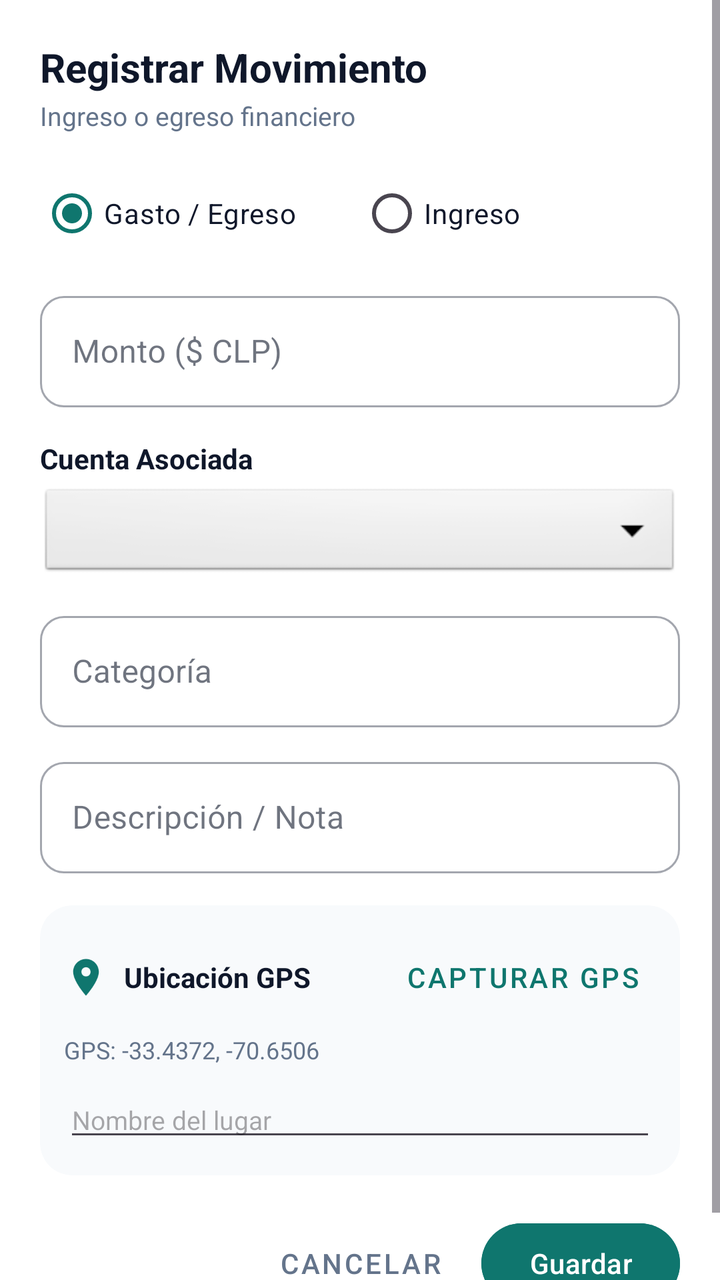
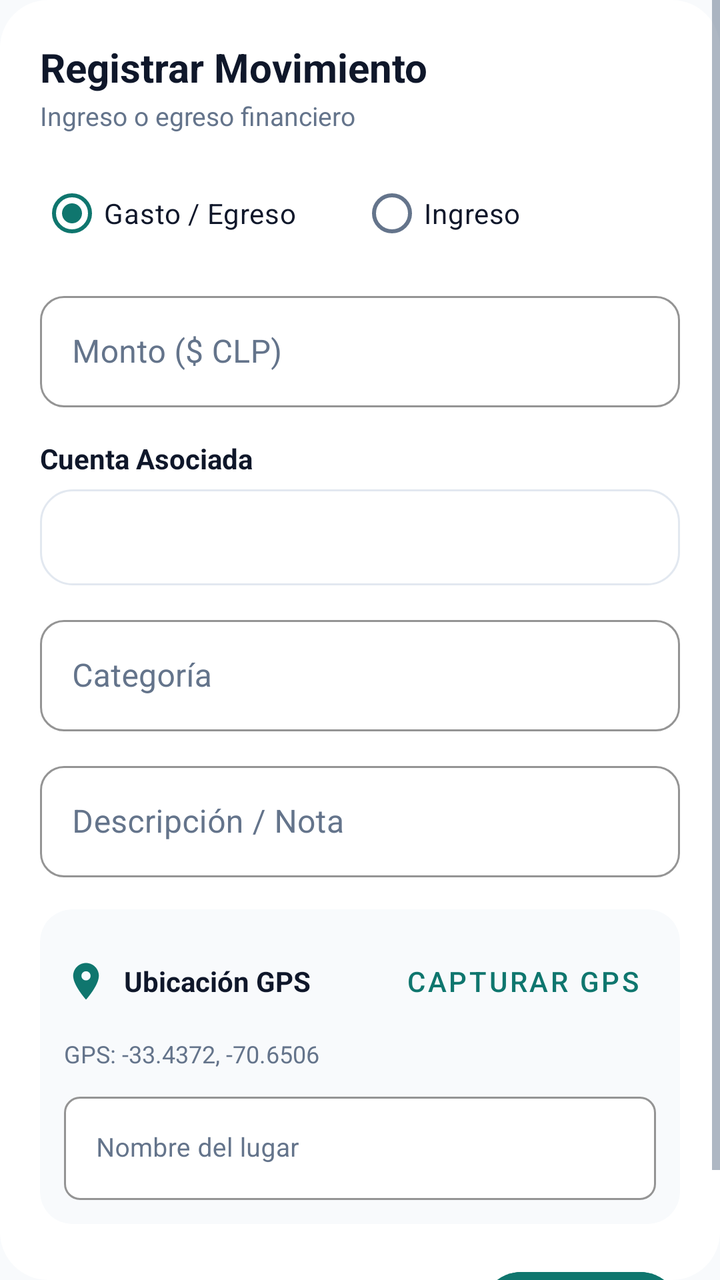

Two renders of the same Android screen: before a commit and after it. Below are the layout's source before the change and the commit's diff.
<!-- AndroidManifest.xml: application theme Theme.CashoLocal -->
<!-- res/layout/dialog_add_transaction.xml -->
<?xml version="1.0" encoding="utf-8"?>
<ScrollView xmlns:android="http://schemas.android.com/apk/res/android"
    xmlns:app="http://schemas.android.com/apk/res-auto"
    xmlns:tools="http://schemas.android.com/tools"
    android:id="@+id/scrollnuevatransaccion"
    android:layout_width="match_parent"
    android:layout_height="wrap_content"
    android:background="@color/surface_light"
    tools:context=".AddTransactionDialogFragment">

    <LinearLayout
        android:id="@+id/llcontenedorraizdialogo"
        android:layout_width="match_parent"
        android:layout_height="wrap_content"
        android:orientation="vertical"
        android:padding="20dp">

        
        <TextView
            android:id="@+id/tvtituloregistrarmovimiento"
            android:layout_width="wrap_content"
            android:layout_height="wrap_content"
            android:text="@string/dialog_title"
            android:textColor="@color/text_primary"
            android:textSize="20sp"
            android:textStyle="bold" />

        <TextView
            android:id="@+id/tvsubtitulomovimiento"
            android:layout_width="wrap_content"
            android:layout_height="wrap_content"
            android:layout_marginTop="2dp"
            android:text="@string/dialog_subtitle"
            android:textColor="@color/text_secondary"
            android:textSize="13sp" />

        
        <RadioGroup
            android:id="@+id/rgtipomovimiento"
            android:layout_width="match_parent"
            android:layout_height="wrap_content"
            android:layout_marginTop="16dp"
            android:orientation="horizontal">

            <RadioButton
                android:id="@+id/rbgasto"
                android:layout_width="0dp"
                android:layout_height="wrap_content"
                android:layout_weight="1"
                android:checked="true"
                android:text="@string/rb_expense_label"
                android:textColor="@color/text_primary" />

            <RadioButton
                android:id="@+id/rbingreso"
                android:layout_width="0dp"
                android:layout_height="wrap_content"
                android:layout_weight="1"
                android:text="@string/rb_income_label"
                android:textColor="@color/text_primary" />

        </RadioGroup>

        
        <com.google.android.material.textfield.TextInputLayout
            android:id="@+id/tilcontenedormonto"
            style="@style/Widget.MaterialComponents.TextInputLayout.OutlinedBox"
            android:layout_width="match_parent"
            android:layout_height="wrap_content"
            android:layout_marginTop="12dp"
            android:hint="@string/amount_hint"
            app:boxCornerRadiusBottomEnd="12dp"
            app:boxCornerRadiusBottomStart="12dp"
            app:boxCornerRadiusTopEnd="12dp"
            app:boxCornerRadiusTopStart="12dp">

            <com.google.android.material.textfield.TextInputEditText
                android:id="@+id/etmonto"
                android:layout_width="match_parent"
                android:layout_height="wrap_content"
                android:inputType="numberDecimal"
                android:textColor="@color/text_primary" />

        </com.google.android.material.textfield.TextInputLayout>

        
        <TextView
            android:id="@+id/tvetiquetacuentaasociada"
            android:layout_width="wrap_content"
            android:layout_height="wrap_content"
            android:layout_marginTop="16dp"
            android:text="@string/associated_account_label"
            android:textColor="@color/text_primary"
            android:textSize="14sp"
            android:textStyle="bold" />

        <Spinner
            android:id="@+id/spcuentaasociada"
            android:layout_width="match_parent"
            android:layout_height="48dp"
            android:layout_marginTop="4dp"
            android:background="@android:drawable/btn_dropdown" />

        
        <com.google.android.material.textfield.TextInputLayout
            android:id="@+id/tilcontenedorcategoria"
            style="@style/Widget.MaterialComponents.TextInputLayout.OutlinedBox"
            android:layout_width="match_parent"
            android:layout_height="wrap_content"
            android:layout_marginTop="12dp"
            android:hint="@string/category_hint"
            app:boxCornerRadiusBottomEnd="12dp"
            app:boxCornerRadiusBottomStart="12dp"
            app:boxCornerRadiusTopEnd="12dp"
            app:boxCornerRadiusTopStart="12dp">

            <com.google.android.material.textfield.TextInputEditText
                android:id="@+id/etcategoria"
                android:layout_width="match_parent"
                android:layout_height="wrap_content"
                android:inputType="text"
                android:textColor="@color/text_primary" />

        </com.google.android.material.textfield.TextInputLayout>

        
        <com.google.android.material.textfield.TextInputLayout
            android:id="@+id/tilcontenedordescripcion"
            style="@style/Widget.MaterialComponents.TextInputLayout.OutlinedBox"
            android:layout_width="match_parent"
            android:layout_height="wrap_content"
            android:layout_marginTop="12dp"
            android:hint="@string/description_hint"
            app:boxCornerRadiusBottomEnd="12dp"
            app:boxCornerRadiusBottomStart="12dp"
            app:boxCornerRadiusTopEnd="12dp"
            app:boxCornerRadiusTopStart="12dp">

            <com.google.android.material.textfield.TextInputEditText
                android:id="@+id/etdescripcionnota"
                android:layout_width="match_parent"
                android:layout_height="wrap_content"
                android:inputType="textMultiLine"
                android:textColor="@color/text_primary" />

        </com.google.android.material.textfield.TextInputLayout>

        
        <androidx.cardview.widget.CardView
            android:id="@+id/cvpanelgps"
            android:layout_width="match_parent"
            android:layout_height="wrap_content"
            android:layout_marginTop="16dp"
            app:cardBackgroundColor="@color/background_light"
            app:cardCornerRadius="16dp"
            app:cardElevation="0dp">

            <LinearLayout
                android:id="@+id/llcontenedorgps"
                android:layout_width="match_parent"
                android:layout_height="wrap_content"
                android:orientation="vertical"
                android:padding="12dp">

                <LinearLayout
                    android:id="@+id/llcabeceragps"
                    android:layout_width="match_parent"
                    android:layout_height="wrap_content"
                    android:gravity="center_vertical"
                    android:orientation="horizontal">

                    <ImageView
                        android:id="@+id/imgiconogps"
                        android:layout_width="22dp"
                        android:layout_height="22dp"
                        android:contentDescription="@string/gps_title"
                        android:src="@drawable/ic_location"
                        app:tint="@color/primary" />

                    <TextView
                        android:id="@+id/tvtituloubicacion"
                        android:layout_width="0dp"
                        android:layout_height="wrap_content"
                        android:layout_marginStart="8dp"
                        android:layout_weight="1"
                        android:text="@string/gps_title"
                        android:textColor="@color/text_primary"
                        android:textSize="14sp"
                        android:textStyle="bold" />

                    <com.google.android.material.button.MaterialButton
                        android:id="@+id/btncapturargps"
                        style="@style/Widget.MaterialComponents.Button.TextButton"
                        android:layout_width="wrap_content"
                        android:layout_height="wrap_content"
                        android:text="@string/capture_gps_btn"
                        android:textColor="@color/primary" />

                </LinearLayout>

                <TextView
                    android:id="@+id/tvcoordenadasgps"
                    android:layout_width="wrap_content"
                    android:layout_height="wrap_content"
                    android:layout_marginTop="4dp"
                    android:text="@string/default_gps_coords"
                    android:textColor="@color/text_secondary"
                    android:textSize="12sp" />

                <com.google.android.material.textfield.TextInputEditText
                    android:id="@+id/etnombrelugar"
                    android:layout_width="match_parent"
                    android:layout_height="wrap_content"
                    android:layout_marginTop="8dp"
                    android:hint="@string/place_name_hint"
                    android:inputType="text"
                    android:textColor="@color/text_primary"
                    android:textSize="13sp" />

            </LinearLayout>

        </androidx.cardview.widget.CardView>

        
        <LinearLayout
            android:id="@+id/llaccionesdialogo"
            android:layout_width="match_parent"
            android:layout_height="wrap_content"
            android:layout_marginTop="20dp"
            android:gravity="end"
            android:orientation="horizontal">

            <com.google.android.material.button.MaterialButton
                android:id="@+id/btncancelarmovimiento"
                style="@style/Widget.MaterialComponents.Button.TextButton"
                android:layout_width="wrap_content"
                android:layout_height="wrap_content"
                android:text="@string/cancel_btn"
                android:textColor="@color/text_secondary" />

            <com.google.android.material.button.MaterialButton
                android:id="@+id/btnguardarmovimiento"
                android:layout_width="wrap_content"
                android:layout_height="wrap_content"
                android:layout_marginStart="12dp"
                android:backgroundTint="@color/primary"
                android:text="@string/save_btn"
                android:textColor="@color/white" />

        </LinearLayout>

    </LinearLayout>

</ScrollView>
<!-- resources referenced by this layout -->
<resources>
  <color name="background_light">#F8FAFC</color>
  <color name="primary">#0F766E</color>
  <color name="surface_light">#FFFFFF</color>
  <color name="text_primary">#0F172A</color>
  <color name="text_secondary">#64748B</color>
  <color name="white">#FFFFFFFF</color>
  <!-- drawable ic_location (drawable) -->
  <vector xmlns:android="http://schemas.android.com/apk/res/android"
      android:width="24dp"
      android:height="24dp"
      android:viewportWidth="24"
      android:viewportHeight="24">
      <path
          android:fillColor="#FF000000"
          android:pathData="M12,2C8.13,2 5,5.13 5,9c0,5.25 7,13 7,13s7,-7.75 7,-13c0,-3.87 -3.13,-7 -7,-7zm0,9.5c-1.38,0 -2.5,-1.12 -2.5,-2.5s1.12,-2.5 2.5,-2.5 2.5,1.12 2.5,2.5 -1.12,2.5 -2.5,2.5z"/>
  </vector>
  <string name="amount_hint">Monto ($ CLP)</string>
  <string name="associated_account_label">Cuenta Asociada</string>
  <string name="cancel_btn">Cancelar</string>
  <string name="capture_gps_btn">Capturar GPS</string>
  <string name="category_hint">Categoría</string>
  <string name="default_gps_coords">GPS: -33.4372, -70.6506</string>
  <string name="description_hint">Descripción / Nota</string>
  <string name="dialog_subtitle">Ingreso o egreso financiero</string>
  <string name="dialog_title">Registrar Movimiento</string>
  <string name="gps_title">Ubicación GPS</string>
  <string name="place_name_hint">Nombre del lugar</string>
  <string name="rb_expense_label">Gasto / Egreso</string>
  <string name="rb_income_label">Ingreso</string>
  <string name="save_btn">Guardar</string>
  <style name="Theme.CashoLocal" parent="Base.Theme.CashoLocal" />
  <style name="Base.Theme.CashoLocal" parent="Theme.Material3.DayNight.NoActionBar">
          
          <item name="colorPrimary">@color/primary</item>
          <item name="colorPrimaryVariant">@color/primary_dark</item>
          <item name="colorOnPrimary">@color/white</item>
          <item name="colorPrimaryContainer">@color/primary_container</item>
          <item name="colorOnPrimaryContainer">@color/on_primary_container</item>
  
          <item name="android:windowBackground">@color/background_light</item>
          <item name="colorSurface">@color/surface_light</item>
          <item name="colorOnSurface">@color/text_primary</item>
  
          <item name="android:statusBarColor">@color/background_light</item>
          <item name="android:windowLightStatusBar">true</item>
      </style>
  <color name="primary_dark">#047857</color>
  <color name="primary_container">#ECFDF5</color>
  <color name="on_primary_container">#047857</color>
</resources>

<!-- the commit's change to res/layout/dialog_add_transaction.xml (unified diff, before → after) -->
@@ -5,7 +5,7 @@
     android:id="@+id/scrollnuevatransaccion"
     android:layout_width="match_parent"
     android:layout_height="wrap_content"
-    android:background="@color/surface_light"
+    android:background="@drawable/bg_dialog_rounded"
     tools:context=".AddTransactionDialogFragment">
 
     <LinearLayout
@@ -47,6 +47,7 @@
                 android:layout_width="0dp"
                 android:layout_height="wrap_content"
                 android:layout_weight="1"
+                android:buttonTint="@color/primary"
                 android:checked="true"
                 android:text="@string/rb_expense_label"
                 android:textColor="@color/text_primary" />
@@ -56,6 +57,7 @@
                 android:layout_width="0dp"
                 android:layout_height="wrap_content"
                 android:layout_weight="1"
+                android:buttonTint="@color/primary"
                 android:text="@string/rb_income_label"
                 android:textColor="@color/text_primary" />
 
@@ -69,17 +71,22 @@
             android:layout_height="wrap_content"
             android:layout_marginTop="12dp"
             android:hint="@string/amount_hint"
+            android:textColorHint="@color/text_secondary"
+            app:boxBackgroundColor="@color/surface_light"
             app:boxCornerRadiusBottomEnd="12dp"
             app:boxCornerRadiusBottomStart="12dp"
             app:boxCornerRadiusTopEnd="12dp"
-            app:boxCornerRadiusTopStart="12dp">
+            app:boxCornerRadiusTopStart="12dp"
+            app:boxStrokeColor="@color/primary"
+            app:hintTextColor="@color/primary">
 
             <com.google.android.material.textfield.TextInputEditText
                 android:id="@+id/etmonto"
                 android:layout_width="match_parent"
                 android:layout_height="wrap_content"
                 android:inputType="numberDecimal"
-                android:textColor="@color/text_primary" />
+                android:textColor="@color/text_primary"
+                android:textColorHint="@color/text_secondary" />
 
         </com.google.android.material.textfield.TextInputLayout>
 
@@ -98,8 +105,9 @@
             android:id="@+id/spcuentaasociada"
             android:layout_width="match_parent"
             android:layout_height="48dp"
-            android:layout_marginTop="4dp"
-            android:background="@android:drawable/btn_dropdown" />
+            android:layout_marginTop="6dp"
+            android:background="@drawable/bg_quick_action"
+            android:paddingHorizontal="8dp" />
 
         
         <com.google.android.material.textfield.TextInputLayout
@@ -109,17 +117,22 @@
             android:layout_height="wrap_content"
             android:layout_marginTop="12dp"
             android:hint="@string/category_hint"
+            android:textColorHint="@color/text_secondary"
+            app:boxBackgroundColor="@color/surface_light"
             app:boxCornerRadiusBottomEnd="12dp"
             app:boxCornerRadiusBottomStart="12dp"
             app:boxCornerRadiusTopEnd="12dp"
-            app:boxCornerRadiusTopStart="12dp">
+            app:boxCornerRadiusTopStart="12dp"
+            app:boxStrokeColor="@color/primary"
+            app:hintTextColor="@color/primary">
 
             <com.google.android.material.textfield.TextInputEditText
                 android:id="@+id/etcategoria"
                 android:layout_width="match_parent"
                 android:layout_height="wrap_content"
                 android:inputType="text"
-                android:textColor="@color/text_primary" />
+                android:textColor="@color/text_primary"
+                android:textColorHint="@color/text_secondary" />
 
         </com.google.android.material.textfield.TextInputLayout>
 
@@ -131,17 +144,22 @@
             android:layout_height="wrap_content"
             android:layout_marginTop="12dp"
             android:hint="@string/description_hint"
+            android:textColorHint="@color/text_secondary"
+            app:boxBackgroundColor="@color/surface_light"
             app:boxCornerRadiusBottomEnd="12dp"
             app:boxCornerRadiusBottomStart="12dp"
             app:boxCornerRadiusTopEnd="12dp"
-            app:boxCornerRadiusTopStart="12dp">
+            app:boxCornerRadiusTopStart="12dp"
+            app:boxStrokeColor="@color/primary"
+            app:hintTextColor="@color/primary">
 
             <com.google.android.material.textfield.TextInputEditText
                 android:id="@+id/etdescripcionnota"
                 android:layout_width="match_parent"
                 android:layout_height="wrap_content"
                 android:inputType="textMultiLine"
-                android:textColor="@color/text_primary" />
+                android:textColor="@color/text_primary"
+                android:textColorHint="@color/text_secondary" />
 
         </com.google.android.material.textfield.TextInputLayout>
 
@@ -207,15 +225,31 @@
                     android:textColor="@color/text_secondary"
                     android:textSize="12sp" />
 
-                <com.google.android.material.textfield.TextInputEditText
-                    android:id="@+id/etnombrelugar"
+                <com.google.android.material.textfield.TextInputLayout
+                    style="@style/Widget.MaterialComponents.TextInputLayout.OutlinedBox"
                     android:layout_width="match_parent"
                     android:layout_height="wrap_content"
                     android:layout_marginTop="8dp"
                     android:hint="@string/place_name_hint"
-                    android:inputType="text"
-                    android:textColor="@color/text_primary"
-                    android:textSize="13sp" />
+                    android:textColorHint="@color/text_secondary"
+                    app:boxBackgroundColor="@color/surface_light"
+                    app:boxCornerRadiusBottomEnd="8dp"
+                    app:boxCornerRadiusBottomStart="8dp"
+                    app:boxCornerRadiusTopEnd="8dp"
+                    app:boxCornerRadiusTopStart="8dp"
+                    app:boxStrokeColor="@color/primary"
+                    app:hintTextColor="@color/primary">
+
+                    <com.google.android.material.textfield.TextInputEditText
+                        android:id="@+id/etnombrelugar"
+                        android:layout_width="match_parent"
+                        android:layout_height="wrap_content"
+                        android:inputType="text"
+                        android:textColor="@color/text_primary"
+                        android:textColorHint="@color/text_secondary"
+                        android:textSize="13sp" />
+
+                </com.google.android.material.textfield.TextInputLayout>
 
             </LinearLayout>
 
<!-- resource entries referenced after the edit -->
@@ -6,6 +6,26 @@
   <color name="text_primary">#0F172A</color>
   <color name="text_secondary">#64748B</color>
   <color name="white">#FFFFFFFF</color>
+  <!-- drawable bg_dialog_rounded (drawable) -->
+  <?xml version="1.0" encoding="utf-8"?>
+  <shape xmlns:android="http://schemas.android.com/apk/res/android">
+      <solid android:color="@color/surface_light" />
+      <corners android:radius="24dp" />
+  </shape>
+  <!-- drawable bg_quick_action (drawable) -->
+  <?xml version="1.0" encoding="utf-8"?>
+  <ripple xmlns:android="http://schemas.android.com/apk/res/android"
+      android:color="#1A0F766E">
+      <item>
+          <shape android:shape="rectangle">
+              <solid android:color="#FFFFFF" />
+              <corners android:radius="16dp" />
+              <stroke
+                  android:width="1dp"
+                  android:color="#E2E8F0" />
+          </shape>
+      </item>
+  </ripple>
   <!-- drawable ic_location (drawable) -->
   <vector xmlns:android="http://schemas.android.com/apk/res/android"
       android:width="24dp"
@@ -42,6 +62,12 @@
           <item name="android:windowBackground">@color/background_light</item>
           <item name="colorSurface">@color/surface_light</item>
           <item name="colorOnSurface">@color/text_primary</item>
+          <item name="colorOnSurfaceVariant">@color/text_secondary</item>
+          <item name="colorSurfaceVariant">@color/background_light</item>
+  
+          <item name="android:textColorPrimary">@color/text_primary</item>
+          <item name="android:textColorSecondary">@color/text_secondary</item>
+          <item name="android:textColorHint">@color/text_secondary</item>
   
           <item name="android:statusBarColor">@color/background_light</item>
           <item name="android:windowLightStatusBar">true</item>
